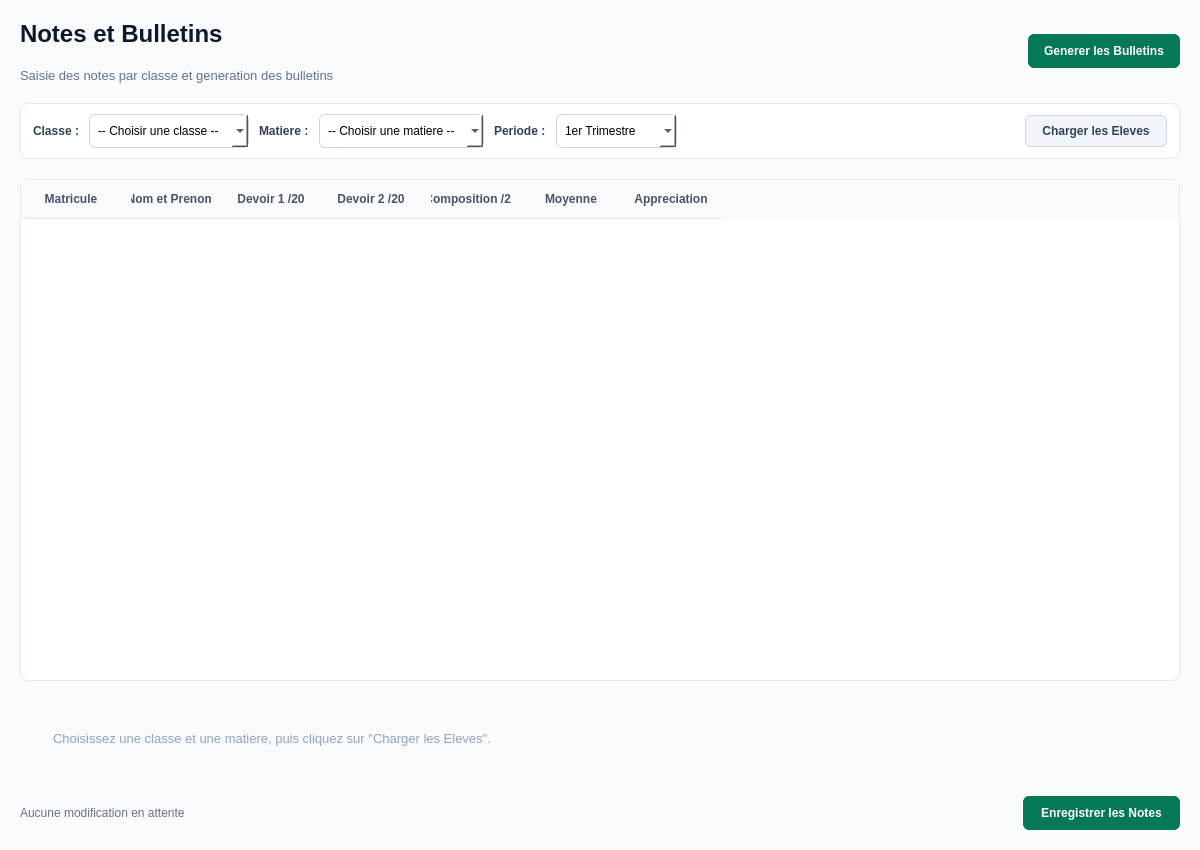
The window that ui/ui_files/notes/notes.ui (laudesmassamba1-ai/Logiciel-de-gestion-scolaire) describes before a commit, drawn with Qt 5.
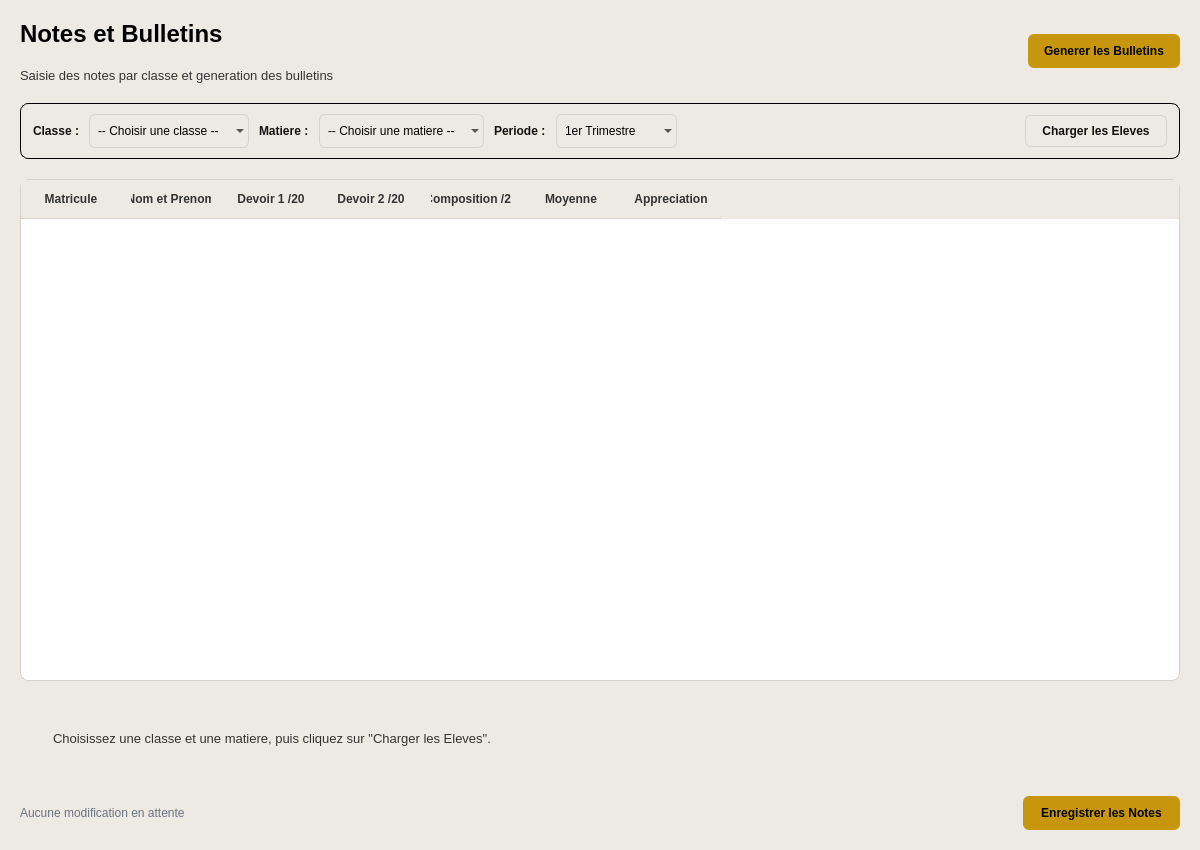
The same window after the commit.

Patch:
```diff
--- a/ui/ui_files/notes/notes.ui
+++ b/ui/ui_files/notes/notes.ui
@@ -14,7 +14,7 @@
    <string>Notes et Bulletins</string>
   </property>
   <property name="styleSheet">
-   <string>background-color: #f8fafc; font-family: 'Segoe UI', sans-serif;</string>
+   <string>background-color: #EDEAE4; font-family: 'Segoe UI', sans-serif;</string>
   </property>
   <layout class="QVBoxLayout" name="mainLayout">
    <property name="spacing">
@@ -39,7 +39,7 @@
        <item>
         <widget class="QLabel" name="lbl_page_title">
          <property name="styleSheet">
-          <string>color: #0f172a; font-size: 24px; font-weight: bold;</string>
+          <string>color: #000000; font-size: 24px; font-weight: bold;</string>
          </property>
          <property name="text">
           <string>Notes et Bulletins</string>
@@ -49,7 +49,7 @@
        <item>
         <widget class="QLabel" name="lbl_page_subtitle">
          <property name="styleSheet">
-          <string>color: #64748b; font-size: 13px;</string>
+          <string>color: #333333; font-size: 13px;</string>
          </property>
          <property name="text">
           <string>Saisie des notes par classe et generation des bulletins</string>
@@ -77,7 +77,7 @@
         <cursorShape>PointingHandCursor</cursorShape>
        </property>
        <property name="styleSheet">
-        <string>background-color: #047857; color: white; border: none; border-radius: 6px; padding: 10px 16px; font-weight: bold;</string>
+        <string>background-color: #C8960C; color: #000000; border: none; border-radius: 6px; padding: 10px 16px; font-weight: bold;</string>
        </property>
        <property name="text">
         <string>Generer les Bulletins</string>
@@ -89,7 +89,7 @@
    <item>
     <widget class="QFrame" name="selectorBar">
      <property name="styleSheet">
-      <string>background-color: #ffffff; border: 1px solid #e2e8f0; border-radius: 8px;</string>
+      <string>background-color: transparent; color: #000000; border: 1px solid #000000; border-radius: 8px;</string>
      </property>
      <layout class="QHBoxLayout" name="selectorLayout">
       <property name="leftMargin">
@@ -110,7 +110,7 @@
       <item>
        <widget class="QLabel" name="lbl_sel_classe">
         <property name="styleSheet">
-         <string>color: #334155; font-weight: bold; border: none;</string>
+         <string>color: #111111; font-weight: bold; border: none;</string>
         </property>
         <property name="text">
          <string>Classe :</string>
@@ -126,7 +126,7 @@
          </size>
         </property>
         <property name="styleSheet">
-         <string>border: 1px solid #cbd5e1; border-radius: 6px; padding: 8px;</string>
+         <string>border: 1px solid #D5D2CB; border-radius: 6px; padding: 8px;</string>
         </property>
         <item>
          <property name="text">
@@ -138,7 +138,7 @@
       <item>
        <widget class="QLabel" name="lbl_sel_matiere">
         <property name="styleSheet">
-         <string>color: #334155; font-weight: bold; border: none;</string>
+         <string>color: #111111; font-weight: bold; border: none;</string>
         </property>
         <property name="text">
          <string>Matiere :</string>
@@ -154,7 +154,7 @@
          </size>
         </property>
         <property name="styleSheet">
-         <string>border: 1px solid #cbd5e1; border-radius: 6px; padding: 8px;</string>
+         <string>border: 1px solid #D5D2CB; border-radius: 6px; padding: 8px;</string>
         </property>
         <item>
          <property name="text">
@@ -166,7 +166,7 @@
       <item>
        <widget class="QLabel" name="lbl_sel_periode">
         <property name="styleSheet">
-         <string>color: #334155; font-weight: bold; border: none;</string>
+         <string>color: #111111; font-weight: bold; border: none;</string>
         </property>
         <property name="text">
          <string>Periode :</string>
@@ -176,7 +176,7 @@
       <item>
        <widget class="QComboBox" name="combo_periode">
         <property name="styleSheet">
-         <string>border: 1px solid #cbd5e1; border-radius: 6px; padding: 8px;</string>
+         <string>border: 1px solid #D5D2CB; border-radius: 6px; padding: 8px;</string>
         </property>
         <item>
          <property name="text">
@@ -214,7 +214,7 @@
          <cursorShape>PointingHandCursor</cursorShape>
         </property>
         <property name="styleSheet">
-         <string>background-color: #f1f5f9; color: #334155; border: 1px solid #cbd5e1; border-radius: 6px; padding: 8px 16px; font-weight: bold;</string>
+         <string>background-color: #EDEAE4; color: #111111; border: 1px solid #D5D2CB; border-radius: 6px; padding: 8px 16px; font-weight: bold;</string>
         </property>
         <property name="text">
          <string>Charger les Eleves</string>
@@ -229,23 +229,23 @@
      <property name="styleSheet">
       <string>
        QTableWidget {
-           background-color: #ffffff;
-           border: 1px solid #e2e8f0;
+           background-color: #FFFFFF;
+           border: 1px solid #D5D2CB;
            border-radius: 8px;
-           gridline-color: #f1f5f9;
+           gridline-color: #EDEAE4;
            font-size: 13px;
        }
        QHeaderView::section {
-           background-color: #f8fafc;
-           color: #475569;
+           background-color: #EDEAE4;
+           color: #333333;
            font-weight: bold;
            padding: 10px;
            border: none;
-           border-bottom: 1px solid #e2e8f0;
+           border-bottom: 1px solid #D5D2CB;
        }
        QTableWidget::item {
            padding: 0px 8px;
-           border-bottom: 1px solid #f1f5f9;
+           border-bottom: 1px solid #EDEAE4;
        }
       </string>
      </property>
@@ -301,7 +301,7 @@
    <item>
     <widget class="QLabel" name="lbl_empty_state_notes">
      <property name="styleSheet">
-      <string>color: #94a3b8; font-size: 13px; padding: 30px; qproperty-alignment: AlignCenter;</string>
+      <string>color: #333333; font-size: 13px; padding: 30px; qproperty-alignment: AlignCenter;</string>
      </property>
      <property name="text">
       <string>Choisissez une classe et une matiere, puis cliquez sur "Charger les Eleves".</string>
@@ -342,7 +342,7 @@
         <cursorShape>PointingHandCursor</cursorShape>
        </property>
        <property name="styleSheet">
-        <string>background-color: #047857; color: #ffffff; border-radius: 6px; padding: 10px 18px; font-weight: bold;</string>
+        <string>background-color: #C8960C; color: #000000; border-radius: 6px; padding: 10px 18px; font-weight: bold;</string>
        </property>
        <property name="text">
         <string>Enregistrer les Notes</string>
```
